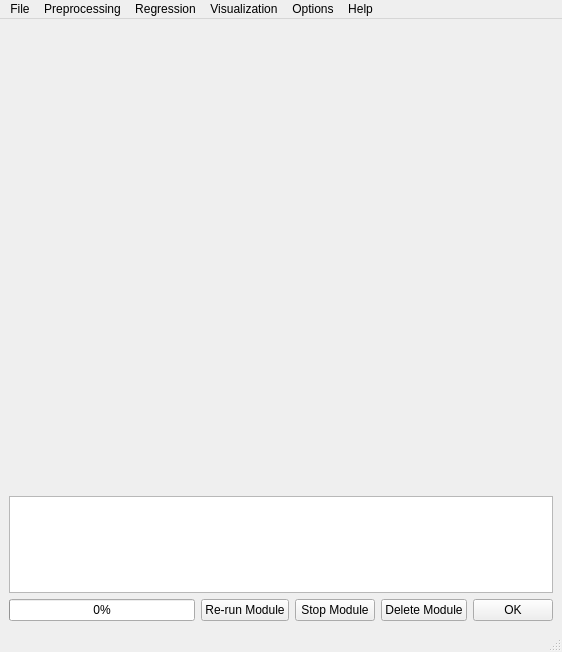
Above: ui/MainWindow.ui from tisaconundrum2/PySAT-GUI before the change. Below: the same form after it.
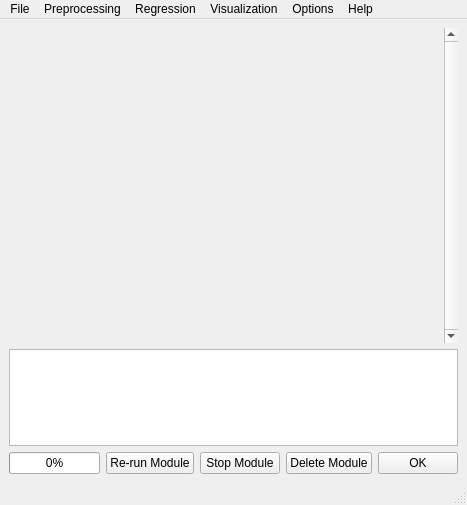
That is the form after the change.

```diff
--- a/ui/MainWindow.ui
+++ b/ui/MainWindow.ui
@@ -6,8 +6,8 @@
    <rect>
     <x>0</x>
     <y>0</y>
-    <width>562</width>
-    <height>652</height>
+    <width>435</width>
+    <height>505</height>
    </rect>
   </property>
   <property name="windowTitle">
@@ -26,6 +26,9 @@
       <property name="lineWidth">
        <number>0</number>
       </property>
+      <property name="verticalScrollBarPolicy">
+       <enum>Qt::ScrollBarAlwaysOn</enum>
+      </property>
       <property name="widgetResizable">
        <bool>true</bool>
       </property>
@@ -34,8 +37,8 @@
         <rect>
          <x>0</x>
          <y>0</y>
-         <width>544</width>
-         <height>459</height>
+         <width>400</width>
+         <height>312</height>
         </rect>
        </property>
        <layout class="QVBoxLayout" name="verticalLayout_3">
@@ -135,7 +138,7 @@
     <rect>
      <x>0</x>
      <y>0</y>
-     <width>562</width>
+     <width>435</width>
      <height>21</height>
     </rect>
    </property>
```
Left out of the diff: 6 changed lines with no effect on the pictures.
